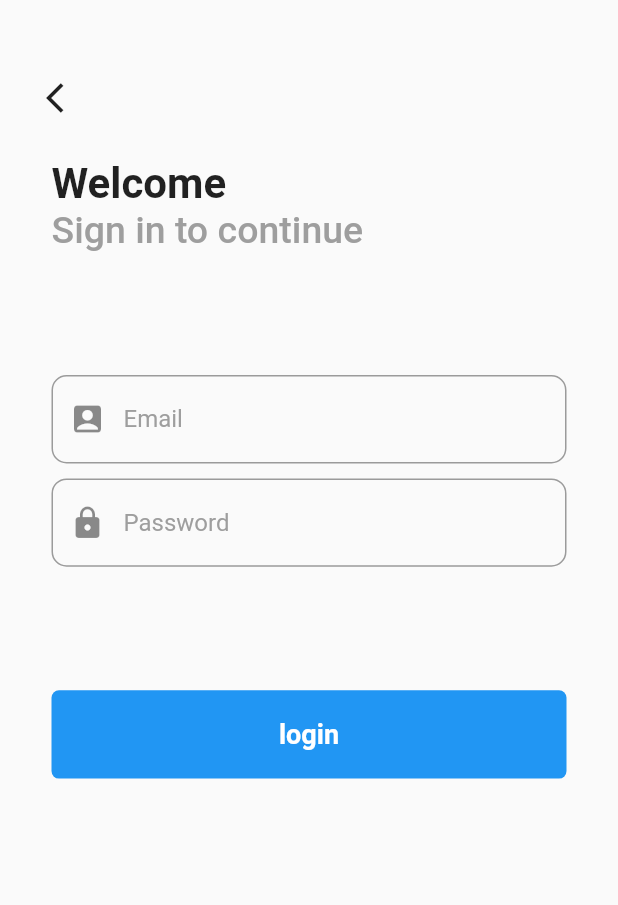
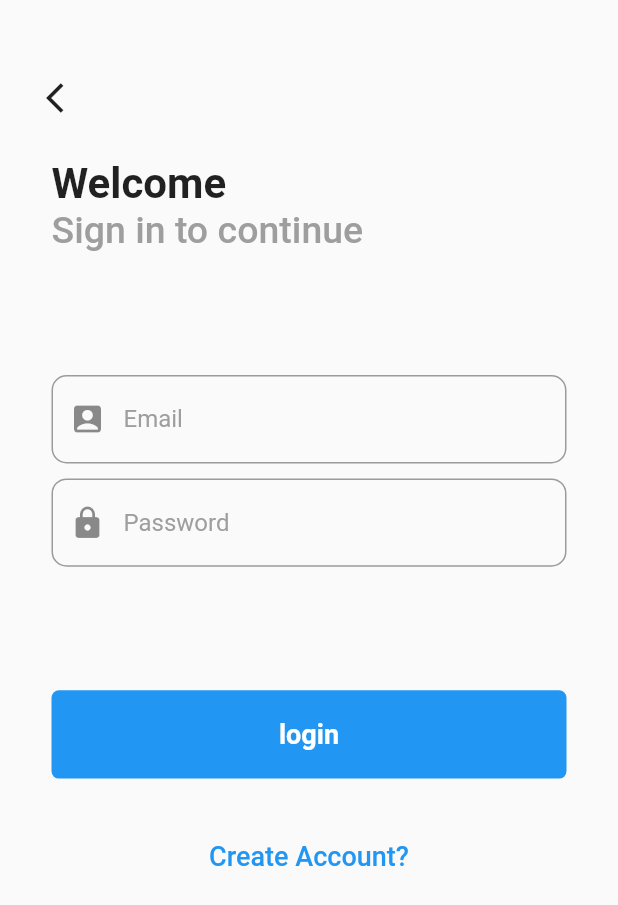
Before and after one commit to SabihaUddin/ChaterBox, a Flutter app: the screen it shows after launch, on a phone screen of 412 x 824 dp. Shown: the top 905 px of the screen. Run offline on Flutter 3.47's test engine with Material 2 defaults, Android fonts, the phone set to English and light mode, and no system bars; our stand-ins replace firebase_core; accounts and stored records are empty.

Commit message:
login design

```diff
--- a/lib/authenticate/login_screen.dart
+++ b/lib/authenticate/login_screen.dart
@@ -1,4 +1,5 @@
 import 'package:flutter/material.dart';
+import 'package:lets_design/authenticate/create_account.dart';
 
 class LoginScreen extends StatefulWidget {
   const LoginScreen({Key? key}) : super(key: key);
@@ -8,6 +9,8 @@ class LoginScreen extends StatefulWidget {
 }
 
 class _LoginScreenState extends State<LoginScreen> {
+  final emailController =TextEditingController();
+  final passwordController= TextEditingController();
   @override
   Widget build(BuildContext context) {
     final size = MediaQuery.of(context).size;
@@ -49,17 +52,27 @@ class _LoginScreenState extends State<LoginScreen> {
           Container(
             width: size.width,
             alignment: Alignment.center,
-            child: field(size, 'Email', Icons.account_box),
+            child: field(size, 'Email', Icons.account_box,emailController),
           ),
           const SizedBox(height: 10,),
           Container(
             width: size.width,
             alignment: Alignment.center,
-            child: field(size, 'Password', Icons.lock),
+            child: field(size, 'Password', Icons.lock,passwordController),
           ),
           SizedBox(height: size.height/10,),
 
           customButton(size),
+          SizedBox(height: size.height/20,),
+          GestureDetector(
+            onTap: ()=>Navigator.of(context).push(MaterialPageRoute(builder: (_)=>CreateAccount())),
+            child:const Text('Create Account?',
+            style: TextStyle(
+              color: Colors.blue,
+              fontSize: 18,
+              fontWeight: FontWeight.w500
+            ),),
+          )
         ],
       ),
     );
@@ -85,11 +98,12 @@ class _LoginScreenState extends State<LoginScreen> {
 
   }
 
-  Widget field(Size size, String hintText,IconData icon) {
+  Widget field(Size size, String hintText,IconData icon,TextEditingController cont) {
     return Container(
       height: size.height / 14,
       width: size.width / 1.2,
       child: TextField(
+        controller: cont,
         decoration: InputDecoration(
           prefixIcon: Icon(icon),
           hintText: hintText,
```
Also changed, not shown: lib/authenticate/create_account.dart (+114 -1 lines).
